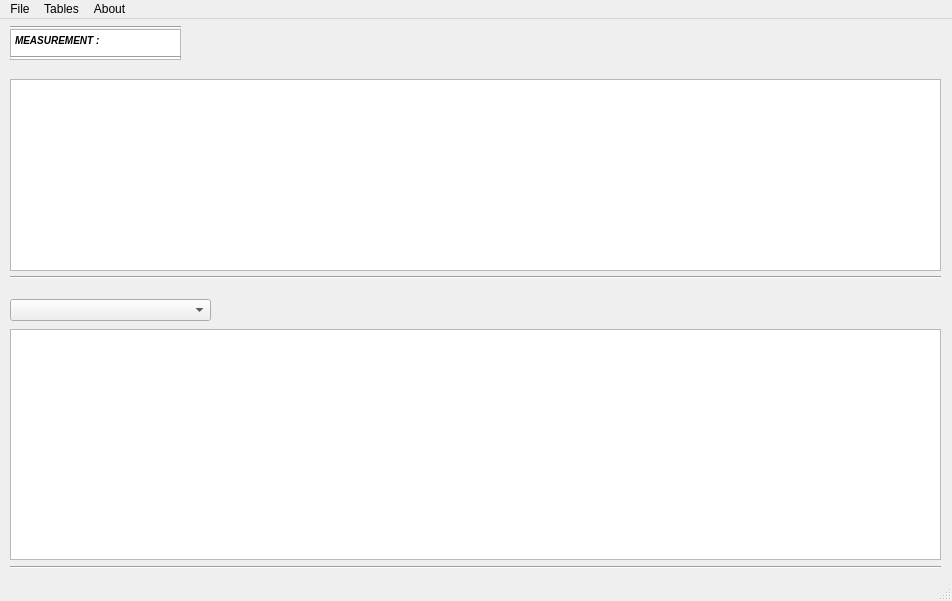
Before: the Qt Designer form FFSDatabaseInterface.ui in shimanskIA/FFS-Software, drawn with Qt 5.
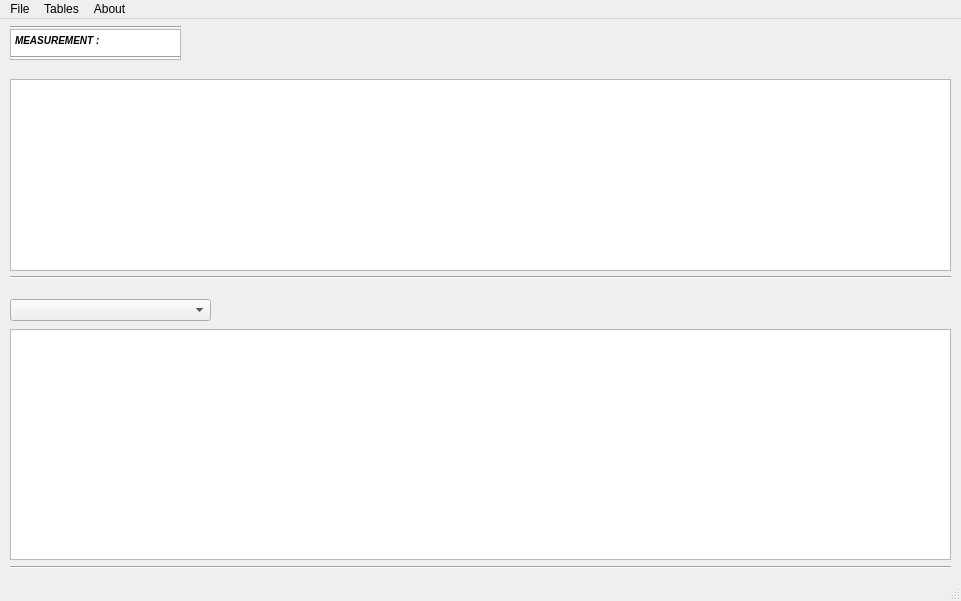
After: the same form once the commit is applied.

Commit message: implemented database output to parameters subtables, fixed table items resizing issues

```diff
--- a/FFSDatabaseInterface.ui
+++ b/FFSDatabaseInterface.ui
@@ -6,7 +6,7 @@
    <rect>
     <x>0</x>
     <y>0</y>
-    <width>952</width>
+    <width>961</width>
     <height>601</height>
    </rect>
   </property>
@@ -75,7 +75,7 @@
      <rect>
       <x>10</x>
       <y>250</y>
-      <width>931</width>
+      <width>941</width>
       <height>16</height>
      </rect>
     </property>
@@ -88,7 +88,7 @@
      <rect>
       <x>10</x>
       <y>310</y>
-      <width>931</width>
+      <width>941</width>
       <height>231</height>
      </rect>
     </property>
@@ -109,7 +109,7 @@
      <rect>
       <x>10</x>
       <y>540</y>
-      <width>931</width>
+      <width>941</width>
       <height>16</height>
      </rect>
     </property>
@@ -132,7 +132,7 @@
      <rect>
       <x>10</x>
       <y>60</y>
-      <width>931</width>
+      <width>941</width>
       <height>192</height>
      </rect>
     </property>
@@ -154,7 +154,7 @@
     <rect>
      <x>0</x>
      <y>0</y>
-     <width>952</width>
+     <width>961</width>
      <height>26</height>
     </rect>
    </property>
```
The commit also changes 10 other files.
